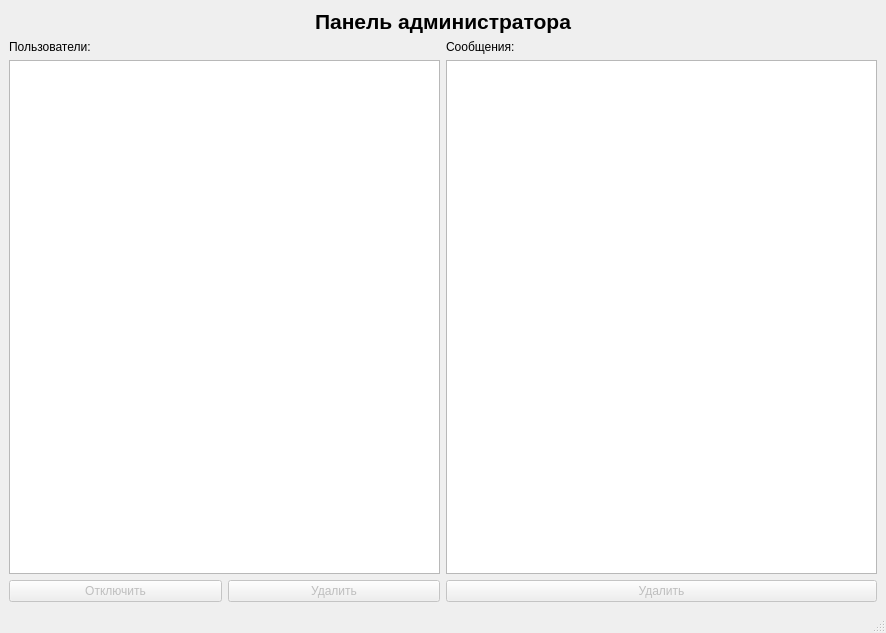
Old version of the form server/mainwindow.ui in the repository Lordgprs/GuiChat.
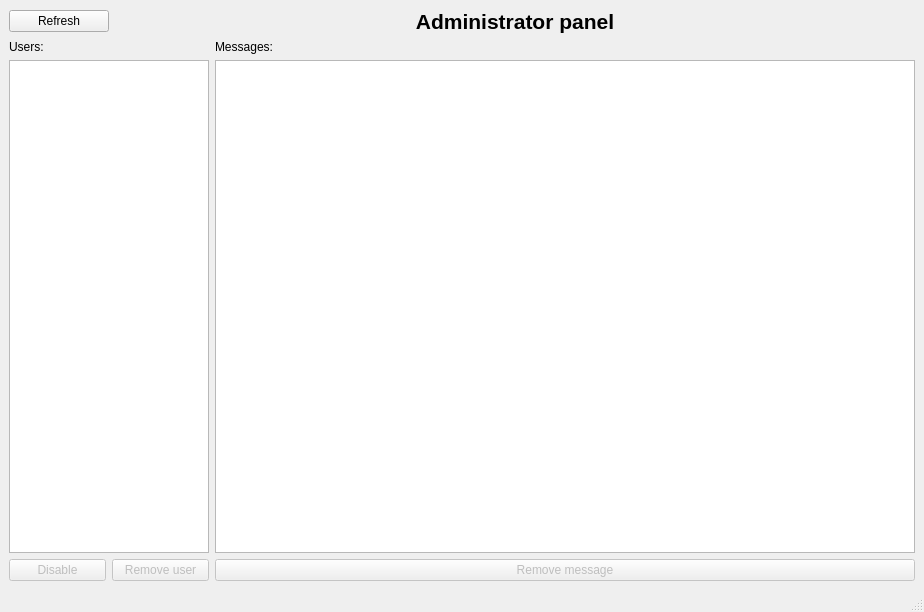
New version of the form.

Diff of the .ui file:
```diff
--- a/server/mainwindow.ui
+++ b/server/mainwindow.ui
@@ -6,16 +6,37 @@
    <rect>
     <x>0</x>
     <y>0</y>
-    <width>886</width>
-    <height>633</height>
+    <width>924</width>
+    <height>612</height>
    </rect>
   </property>
+  <property name="minimumSize">
+   <size>
+    <width>800</width>
+    <height>600</height>
+   </size>
+  </property>
   <property name="windowTitle">
    <string>MainWindow</string>
   </property>
   <widget class="QWidget" name="centralwidget">
    <layout class="QVBoxLayout" name="verticalLayout">
     <item>
+     <layout class="QHBoxLayout" name="horizontalLayout_2">
+      <item>
+       <widget class="QPushButton" name="btnRefresh">
+        <property name="maximumSize">
+         <size>
+          <width>100</width>
+          <height>16777215</height>
+         </size>
+        </property>
+        <property name="text">
+         <string>Refresh</string>
+        </property>
+       </widget>
+      </item>
+      <item>
      <widget class="QLabel" name="label_3">
       <property name="font">
        <font>
@@ -25,46 +46,45 @@
        </font>
       </property>
       <property name="text">
-       <string>Панель администратора</string>
+         <string>Administrator panel</string>
       </property>
       <property name="alignment">
        <set>Qt::AlignCenter</set>
       </property>
      </widget>
     </item>
+     </layout>
+    </item>
     <item>
      <layout class="QGridLayout" name="gridLayout">
-      <item row="1" column="1">
-       <widget class="QListView" name="lstMessages"/>
-      </item>
-      <item row="1" column="0">
-       <widget class="QListView" name="lstUsers"/>
-      </item>
       <item row="0" column="0">
        <widget class="QLabel" name="label">
         <property name="text">
-         <string>Пользователи:</string>
+         <string>Users:</string>
         </property>
        </widget>
       </item>
       <item row="0" column="1">
        <widget class="QLabel" name="label_2">
         <property name="text">
-         <string>Сообщения:</string>
+         <string>Messages:</string>
         </property>
        </widget>
       </item>
-      <item row="2" column="1">
+      <item row="4" column="1">
        <widget class="QPushButton" name="btnRemoveMessage">
         <property name="enabled">
          <bool>false</bool>
         </property>
         <property name="text">
-         <string>Удалить</string>
+         <string>Remove message</string>
         </property>
        </widget>
       </item>
-      <item row="2" column="0">
+      <item row="3" column="1">
+       <widget class="QListWidget" name="lstMessages"/>
+      </item>
+      <item row="4" column="0">
        <layout class="QHBoxLayout" name="horizontalLayout">
         <item>
          <widget class="QPushButton" name="btnDisableUser">
@@ -72,7 +92,7 @@
            <bool>false</bool>
           </property>
           <property name="text">
-           <string>Отключить</string>
+           <string>Disable</string>
           </property>
          </widget>
         </item>
@@ -82,12 +102,22 @@
            <bool>false</bool>
           </property>
           <property name="text">
-           <string>Удалить</string>
+           <string>Remove user</string>
           </property>
          </widget>
         </item>
        </layout>
       </item>
+      <item row="3" column="0">
+       <widget class="QListWidget" name="lstUsers">
+        <property name="maximumSize">
+         <size>
+          <width>200</width>
+          <height>16777215</height>
+         </size>
+        </property>
+       </widget>
+      </item>
      </layout>
     </item>
    </layout>
```
Left out of the diff: 2 changed lines with no effect on the pictures. Lines whose indentation alone changed are shown as unchanged.
